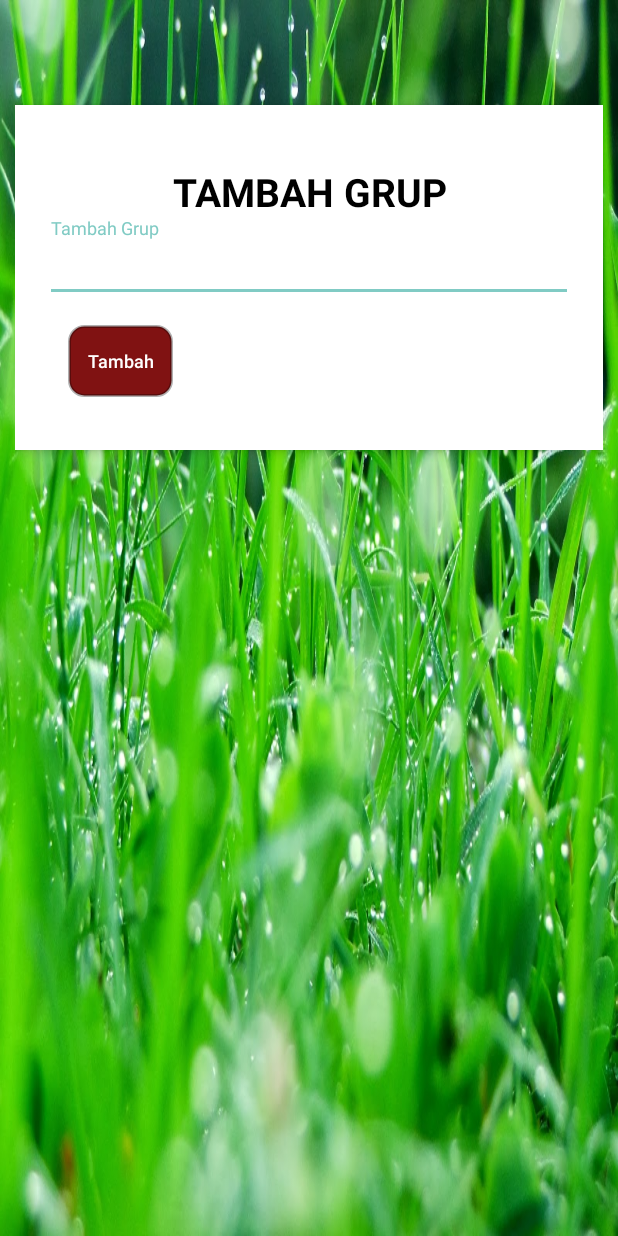
After one commit to SitiSofiyah/BankSampah, an Android app: the tambahgrup screen opened directly, with no data from a screen before it, on a phone screen of 412 x 824 dp. The commit adds this screen. Run offline under Robolectric (Android 15) with nearby library versions, the phone set to English and light mode, and no system bars; our stand-ins replace Firebase (no records; nobody signed in at launch, a user with empty details on screens opened directly).

Commit message:
tambah grup

```diff
--- a/FireApp/app/src/main/AndroidManifest.xml
+++ b/FireApp/app/src/main/AndroidManifest.xml
@@ -22,7 +22,8 @@
         </activity>
         <activity android:name=".PengepulKecil.HomePK" />
         <activity android:name=".TukangRombeng.Home_tr" />
-        <activity android:name=".Anggota.Home_Anggota"></activity>
+        <activity android:name=".Anggota.Home_Anggota" />
+        <activity android:name=".PengepulKecil.tambahgrup"></activity>
     </application>
 
 </manifest>
--- a/FireApp/app/src/main/java/com/example/intel/fireapp/Account/register.java
+++ b/FireApp/app/src/main/java/com/example/intel/fireapp/Account/register.java
@@ -35,7 +35,8 @@ public class register extends AppCompatActivity {
 
     @Override
     protected void onCreate(Bundle savedInstanceState) {
-        super.onCreate(savedInstanceState);        setContentView(R.layout.register);
+        super.onCreate(savedInstanceState);
+        setContentView(R.layout.register);
 
         // Get reference of widgets from XML layout
         nama = (EditText) findViewById(R.id.nama) ;
--- /dev/null
+++ b/FireApp/app/src/main/java/com/example/intel/fireapp/PengepulKecil/tambahgrup.java
@@ -0,0 +1,75 @@
+package com.example.intel.fireapp.PengepulKecil;
+
+import android.content.Context;
+import android.content.SharedPreferences;
+import android.support.design.widget.Snackbar;
+import android.support.v7.app.AppCompatActivity;
+import android.os.Bundle;
+import android.text.TextUtils;
+import android.view.View;
+import android.view.inputmethod.InputMethodManager;
+import android.widget.Button;
+import android.widget.EditText;
+
+import com.example.intel.fireapp.Model.TambahGrup;
+import com.example.intel.fireapp.Model.User;
+import com.example.intel.fireapp.R;
+import com.google.firebase.database.DatabaseReference;
+import com.google.firebase.database.FirebaseDatabase;
+
+import java.util.EmptyStackException;
+
+import static android.text.TextUtils.isEmpty;
+
+public class tambahgrup extends AppCompatActivity {
+    private Button btTambahGrup;
+    private EditText etTambahgrup;
+    SharedPreferences sharedPreferences;
+    private DatabaseReference mDatabase;
+
+    @Override
+    protected void onCreate(Bundle savedInstanceState) {
+        super.onCreate(savedInstanceState);
+        setContentView(R.layout.activity_tambahgrup);
+
+        //inisialisasi edit teks dan button
+        btTambahGrup = (Button) findViewById(R.id.tambahgrupbutton);
+        etTambahgrup = (EditText) findViewById(R.id.tambahgrup);
+
+
+        sharedPreferences = getSharedPreferences("myPref", Context.MODE_PRIVATE);
+
+        btTambahGrup.setOnClickListener(new View.OnClickListener() {
+            @Override
+            public void onClick(View v) {
+                    if (!isEmpty(etTambahgrup.getText().toString()))
+                    TambahGrup();
+                else
+                    Snackbar.make(findViewById(R.id.tambahgrupbutton), "Data barang tidak boleh kosong",
+                            Snackbar.LENGTH_LONG).show();
+
+                InputMethodManager imm = (InputMethodManager)
+                        getSystemService(Context.INPUT_METHOD_SERVICE);
+                imm.hideSoftInputFromWindow(
+                        etTambahgrup.getWindowToken(), 0);
+            }
+
+        });
+    }
+    private boolean isEmpty(String s){
+        //Cek apakah ada fields yang kosong, sebelum disubmit
+        return TextUtils.isEmpty(s);
+    }
+    private void TambahGrup() {
+        final String nama_grup = etTambahgrup.getText().toString();
+        SharedPreferences handler = this.getPreferences(Context.MODE_PRIVATE);
+        String id_user = handler.getString("id","");
+        String id_grup = mDatabase.push().getKey();
+
+        mDatabase = FirebaseDatabase.getInstance().getReference("users");
+
+        TambahGrup tambahGrup = new TambahGrup(id_grup, nama_grup, id_user);
+
+        mDatabase.child(id_grup).setValue(tambahGrup);
+    }
+}
--- a/FireApp/app/src/main/res/layout/activity_home_pk.xml
+++ b/FireApp/app/src/main/res/layout/activity_home_pk.xml
@@ -19,5 +19,10 @@
         android:textSize="75dp"
         tools:layout_editor_absoluteX="17dp"
         tools:layout_editor_absoluteY="159dp" />
+    <Button
+        android:id="@+id/grup"
+        android:layout_width="wrap_content"
+        android:layout_height="wrap_content"
+        android:text="Gruo"/>
 
 </RelativeLayout>
--- /dev/null
+++ b/FireApp/app/src/main/res/layout/activity_tambahgrup.xml
@@ -0,0 +1,67 @@
+<?xml version="1.0" encoding="utf-8"?>
+<RelativeLayout
+    xmlns:android="http://schemas.android.com/apk/res/android"
+    android:layout_width="match_parent"
+    android:layout_height="match_parent"
+    android:layout_gravity="center_horizontal"
+    android:gravity="center_horizontal"
+    android:orientation="vertical"
+    android:background="@drawable/back"
+    android:padding="10dp">
+    <RelativeLayout
+        android:layout_width="fill_parent"
+        android:layout_height="wrap_content"
+        android:layout_marginLeft="0dp"
+        android:layout_marginRight="0dp"
+        android:layout_marginTop="60dp"
+        android:background="#fff"
+        android:elevation="4dp"
+        android:orientation="vertical"
+        android:padding="20dp"
+        android:id="@+id/relativeLayout">
+
+        <LinearLayout
+        android:layout_width="fill_parent"
+        android:layout_height="wrap_content"
+        android:orientation="vertical"
+        android:paddingTop="20dp">
+
+            <TextView
+                android:id="@+id/headertambahgrup"
+                android:layout_width="fill_parent"
+                android:layout_height="wrap_content"
+                android:gravity="center_horizontal"
+                android:text="TAMBAH GRUP"
+                android:textColor="@color/black"
+                android:textSize="26sp"
+                android:textStyle="bold" />
+            <android.support.design.widget.TextInputLayout
+                android:layout_width="match_parent"
+                android:layout_height="wrap_content">
+
+                <EditText
+                    android:id="@+id/tambahgrup"
+                    android:layout_width="fill_parent"
+                    android:layout_height="wrap_content"
+                    android:hint="Tambah Grup"
+                    android:textColor="@color/black"
+                    android:textColorHint="@color/grey" />
+
+
+            </android.support.design.widget.TextInputLayout>
+            <Button
+                android:id="@+id/tambahgrupbutton"
+                android:layout_width="70dp"
+                android:layout_height="wrap_content"
+                android:layout_margin="15dp"
+                android:background="@drawable/roundcorner"
+                android:text="Tambah"
+                android:textAllCaps="false"
+                android:textColor="#fff"
+                android:textSize="12sp" />
+
+
+
+        </LinearLayout>
+    </RelativeLayout>
+</RelativeLayout>
```
Also changed, not shown: FireApp/app/src/main/java/com/example/intel/fireapp/Model/TambahGrup.java (added, +38 -0 lines), FireApp/app/src/main/java/com/example/intel/fireapp/PengepulKecil/HomePK.java (+17 -0 lines).
